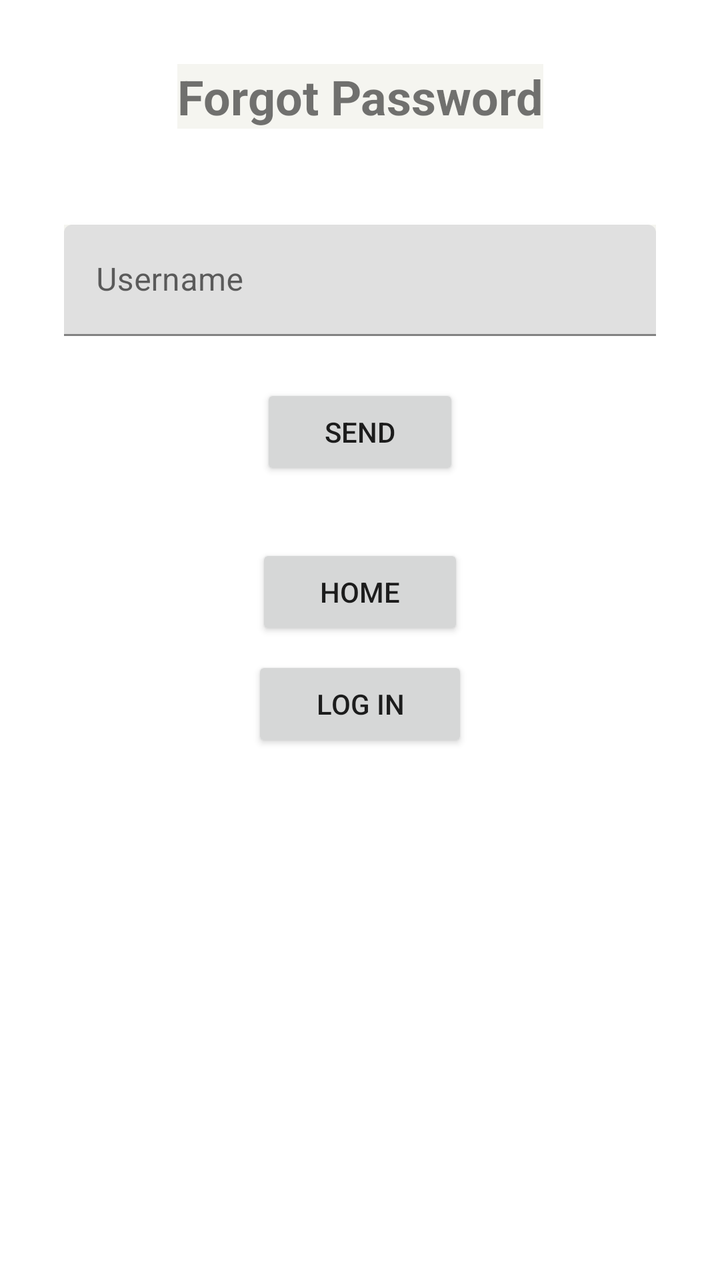
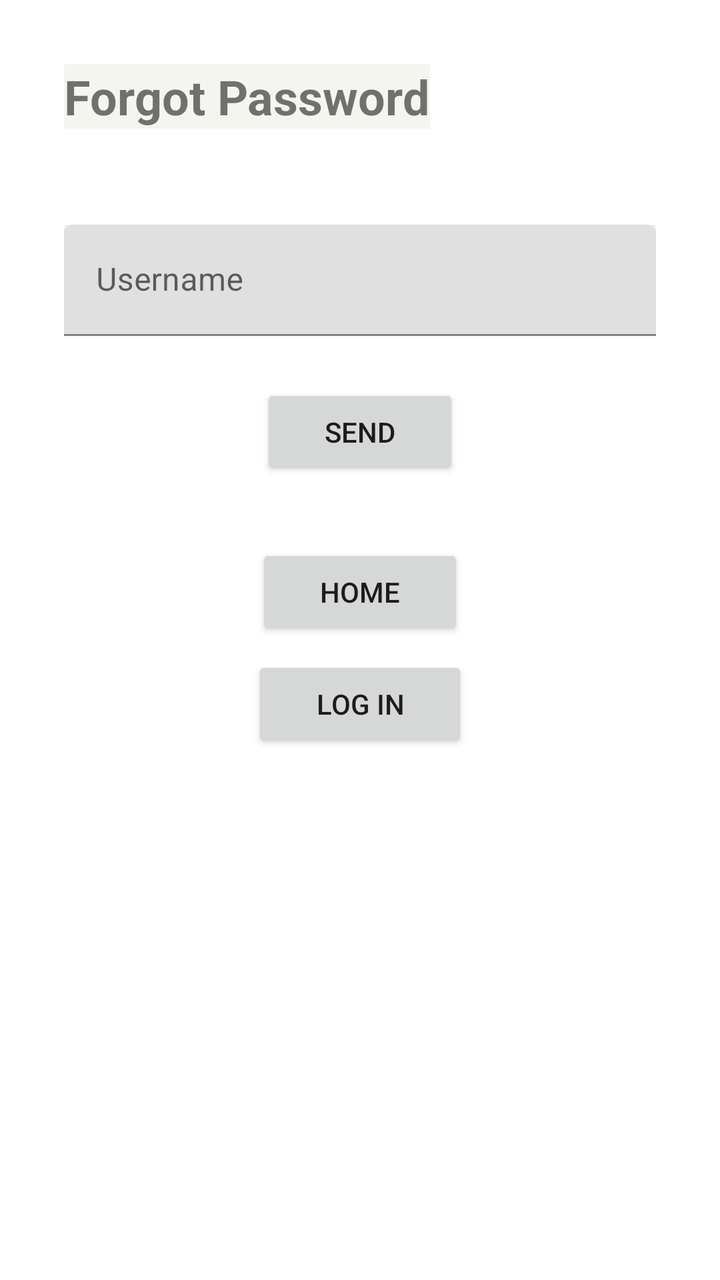

The first picture is an Android layout as it rendered before a commit; the second is the same layout after the commit. The layout source and the unified diff follow.
<!-- AndroidManifest.xml: application theme Theme.HarmonieBudgetAppKt -->
<!-- res/layout/activity_forgot_password.xml -->
<?xml version="1.0" encoding="utf-8"?>
<androidx.constraintlayout.widget.ConstraintLayout
    xmlns:android="http://schemas.android.com/apk/res/android"
    xmlns:app="http://schemas.android.com/apk/res-auto"
    android:layout_width="match_parent"
    android:layout_height="match_parent"
    android:padding="32dp"
    android:background="@color/white">

    <TextView
        android:id="@+id/tv_forgot_title"
        android:layout_width="wrap_content"
        android:layout_height="wrap_content"
        android:text="@string/forgot_password_title"
        android:textSize="24sp"
        android:textStyle="bold"
        app:layout_constraintTop_toTopOf="parent"
        app:layout_constraintStart_toStartOf="parent"
        app:layout_constraintEnd_toEndOf="parent" />

    <com.google.android.material.textfield.TextInputLayout
        android:id="@+id/til_username"
        android:layout_width="0dp"
        android:layout_height="wrap_content"
        android:layout_marginTop="48dp"
        app:layout_constraintTop_toBottomOf="@id/tv_forgot_title"
        app:layout_constraintStart_toStartOf="parent"
        app:layout_constraintEnd_toEndOf="parent">

        <com.google.android.material.textfield.TextInputEditText
            android:id="@+id/et_username"
            android:layout_width="match_parent"
            android:layout_height="wrap_content"
            android:hint="@string/username_hint"
            android:textColor="@android:color/black" />
    </com.google.android.material.textfield.TextInputLayout>

    <Button
        android:id="@+id/btn_send"
        android:layout_width="wrap_content"
        android:layout_height="wrap_content"
        android:text="@string/send_button"
        android:minHeight="48dp"
        android:paddingStart="32dp"
        android:paddingEnd="32dp"
        android:layout_marginTop="24dp"
        app:layout_constraintTop_toBottomOf="@id/til_username"
        app:layout_constraintStart_toStartOf="parent"
        app:layout_constraintEnd_toEndOf="parent" />

    <LinearLayout
        android:id="@+id/layout_new_password"
        android:layout_width="0dp"
        android:layout_height="wrap_content"
        android:orientation="vertical"
        android:visibility="gone"
        android:layout_marginTop="32dp"
        app:layout_constraintTop_toBottomOf="@id/btn_send"
        app:layout_constraintStart_toStartOf="parent"
        app:layout_constraintEnd_toEndOf="parent">

        <com.google.android.material.textfield.TextInputLayout
            android:id="@+id/til_new_password"
            android:layout_width="match_parent"
            android:layout_height="wrap_content">

            <com.google.android.material.textfield.TextInputEditText
                android:id="@+id/et_new_password"
                android:layout_width="match_parent"
                android:layout_height="wrap_content"
                android:hint="@string/password_hint"
                android:inputType="textPassword"
                android:textColor="@android:color/black" />
        </com.google.android.material.textfield.TextInputLayout>

        <com.google.android.material.textfield.TextInputLayout
            android:id="@+id/til_confirm_new_password"
            android:layout_width="match_parent"
            android:layout_height="wrap_content"
            android:layout_marginTop="16dp">

            <com.google.android.material.textfield.TextInputEditText
                android:id="@+id/et_confirm_new_password"
                android:layout_width="match_parent"
                android:layout_height="wrap_content"
                android:hint="@string/confirm_password_hint"
                android:inputType="textPassword"
                android:textColor="@android:color/black" />
        </com.google.android.material.textfield.TextInputLayout>

        <Button
            android:id="@+id/btn_change_password"
            android:layout_width="wrap_content"
            android:layout_height="wrap_content"
            android:text="@string/change_password"
            android:minHeight="48dp"
            android:paddingStart="32dp"
            android:paddingEnd="32dp"
            android:layout_marginTop="24dp"
            app:layout_constraintStart_toStartOf="parent"
            app:layout_constraintEnd_toEndOf="parent" />
    </LinearLayout>

    <Button
        android:id="@+id/btn_home"
        android:layout_width="wrap_content"
        android:layout_height="wrap_content"
        android:text="@string/home_button"
        android:minHeight="48dp"
        android:paddingStart="32dp"
        android:paddingEnd="32dp"
        android:layout_marginTop="32dp"
        app:layout_constraintTop_toBottomOf="@id/layout_new_password"
        app:layout_constraintStart_toStartOf="parent"
        app:layout_constraintEnd_toEndOf="parent" />

    <Button
        android:id="@+id/btn_log_in"
        android:layout_width="wrap_content"
        android:layout_height="wrap_content"
        android:text="@string/log_in_from_forgot"
        android:minHeight="48dp"
        android:paddingStart="32dp"
        android:paddingEnd="32dp"
        android:layout_marginTop="8dp"
        app:layout_constraintTop_toBottomOf="@id/btn_home"
        app:layout_constraintStart_toStartOf="parent"
        app:layout_constraintEnd_toEndOf="parent" />

</androidx.constraintlayout.widget.ConstraintLayout>
<!-- resources referenced by this layout -->
<resources>
  <color name="white">#FFFFFFFF</color>
  <string name="change_password">Change Password</string>
  <string name="confirm_password_hint">Confirm Password</string>
  <string name="forgot_password_title">Forgot Password</string>
  <string name="home_button">Home</string>
  <string name="log_in_from_forgot">Log In</string>
  <string name="password_hint">Password</string>
  <string name="send_button">Send</string>
  <string name="username_hint">Username</string>
  <style name="Theme.HarmonieBudgetAppKt" parent="Theme.MaterialComponents.DayNight.NoActionBar">
          <item name="colorPrimary">#007AFF</item>
          <item name="colorPrimaryVariant">#007AFF</item>
          <item name="colorOnPrimary">#FFFFFF</item>
          <item name="colorSecondary">#34C759</item>
          <item name="colorOnSecondary">#FFFFFF</item>
          <item name="android:statusBarColor">#F5F5F0</item>
          <item name="android:windowLightStatusBar">true</item>
          <item name="android:background">#F5F5F0</item>
      </style>
</resources>

<!-- the commit's change to res/layout/activity_forgot_password.xml (unified diff, before → after) -->
@@ -1,130 +1,164 @@
 <?xml version="1.0" encoding="utf-8"?>
-<androidx.constraintlayout.widget.ConstraintLayout
+<ScrollView
     xmlns:android="http://schemas.android.com/apk/res/android"
     xmlns:app="http://schemas.android.com/apk/res-auto"
     android:layout_width="match_parent"
     android:layout_height="match_parent"
-    android:padding="32dp"
-    android:background="@color/white">
+    android:fillViewport="true">
 
-    <TextView
-        android:id="@+id/tv_forgot_title"
-        android:layout_width="wrap_content"
+    <androidx.constraintlayout.widget.ConstraintLayout
+        android:layout_width="match_parent"
         android:layout_height="wrap_content"
-        android:text="@string/forgot_password_title"
-        android:textSize="24sp"
-        android:textStyle="bold"
-        app:layout_constraintTop_toTopOf="parent"
-        app:layout_constraintStart_toStartOf="parent"
-        app:layout_constraintEnd_toEndOf="parent" />
+        android:padding="32dp"
+        android:background="@color/white">
 
-    <com.google.android.material.textfield.TextInputLayout
-        android:id="@+id/til_username"
-        android:layout_width="0dp"
-        android:layout_height="wrap_content"
-        android:layout_marginTop="48dp"
-        app:layout_constraintTop_toBottomOf="@id/tv_forgot_title"
-        app:layout_constraintStart_toStartOf="parent"
-        app:layout_constraintEnd_toEndOf="parent">
+        
+        <TextView
+            android:id="@+id/tv_forgot_password_title"
+            android:layout_width="wrap_content"
+            android:layout_height="wrap_content"
+            android:text="@string/forgot_password_title"
+            android:textSize="24sp"
+            android:textStyle="bold"
+            app:layout_constraintTop_toTopOf="parent"
+            app:layout_constraintStart_toStartOf="parent" />
 
-        <com.google.android.material.textfield.TextInputEditText
-            android:id="@+id/et_username"
-            android:layout_width="match_parent"
+        
+        <com.google.android.material.textfield.TextInputLayout
+            android:id="@+id/til_username"
+            android:layout_width="0dp"
             android:layout_height="wrap_content"
-            android:hint="@string/username_hint"
-            android:textColor="@android:color/black" />
-    </com.google.android.material.textfield.TextInputLayout>
-
-    <Button
-        android:id="@+id/btn_send"
-        android:layout_width="wrap_content"
-        android:layout_height="wrap_content"
-        android:text="@string/send_button"
-        android:minHeight="48dp"
-        android:paddingStart="32dp"
-        android:paddingEnd="32dp"
-        android:layout_marginTop="24dp"
-        app:layout_constraintTop_toBottomOf="@id/til_username"
-        app:layout_constraintStart_toStartOf="parent"
-        app:layout_constraintEnd_toEndOf="parent" />
-
-    <LinearLayout
-        android:id="@+id/layout_new_password"
-        android:layout_width="0dp"
-        android:layout_height="wrap_content"
-        android:orientation="vertical"
-        android:visibility="gone"
-        android:layout_marginTop="32dp"
-        app:layout_constraintTop_toBottomOf="@id/btn_send"
-        app:layout_constraintStart_toStartOf="parent"
-        app:layout_constraintEnd_toEndOf="parent">
-
-        <com.google.android.material.textfield.TextInputLayout
-            android:id="@+id/til_new_password"
-            android:layout_width="match_parent"
-            android:layout_height="wrap_content">
+            android:layout_marginTop="48dp"
+            app:layout_constraintTop_toBottomOf="@id/tv_forgot_password_title"
+            app:layout_constraintStart_toStartOf="parent"
+            app:layout_constraintEnd_toEndOf="parent">
 
             <com.google.android.material.textfield.TextInputEditText
-                android:id="@+id/et_new_password"
+                android:id="@+id/et_username"
                 android:layout_width="match_parent"
                 android:layout_height="wrap_content"
-                android:hint="@string/password_hint"
-                android:inputType="textPassword"
+                android:hint="@string/username_hint"
                 android:textColor="@android:color/black" />
         </com.google.android.material.textfield.TextInputLayout>
 
-        <com.google.android.material.textfield.TextInputLayout
-            android:id="@+id/til_confirm_new_password"
-            android:layout_width="match_parent"
-            android:layout_height="wrap_content"
-            android:layout_marginTop="16dp">
-
-            <com.google.android.material.textfield.TextInputEditText
-                android:id="@+id/et_confirm_new_password"
-                android:layout_width="match_parent"
-                android:layout_height="wrap_content"
-                android:hint="@string/confirm_password_hint"
-                android:inputType="textPassword"
-                android:textColor="@android:color/black" />
-        </com.google.android.material.textfield.TextInputLayout>
-
+        
         <Button
-            android:id="@+id/btn_change_password"
+            android:id="@+id/btn_send"
             android:layout_width="wrap_content"
             android:layout_height="wrap_content"
-            android:text="@string/change_password"
+            android:text="@string/send_button"
             android:minHeight="48dp"
             android:paddingStart="32dp"
             android:paddingEnd="32dp"
             android:layout_marginTop="24dp"
+            app:layout_constraintTop_toBottomOf="@id/til_username"
             app:layout_constraintStart_toStartOf="parent"
             app:layout_constraintEnd_toEndOf="parent" />
-    </LinearLayout>
 
-    <Button
-        android:id="@+id/btn_home"
-        android:layout_width="wrap_content"
-        android:layout_height="wrap_content"
-        android:text="@string/home_button"
-        android:minHeight="48dp"
-        android:paddingStart="32dp"
-        android:paddingEnd="32dp"
-        android:layout_marginTop="32dp"
-        app:layout_constraintTop_toBottomOf="@id/layout_new_password"
-        app:layout_constraintStart_toStartOf="parent"
-        app:layout_constraintEnd_toEndOf="parent" />
+        
+        <TextView
+            android:id="@+id/tv_new_password_title"
+            android:layout_width="wrap_content"
+            android:layout_height="wrap_content"
+            android:text="New Password"
+            android:textSize="18sp"
+            android:textStyle="bold"
+            android:visibility="gone"
+            app:layout_constraintTop_toBottomOf="@id/btn_send"
+            app:layout_constraintStart_toStartOf="parent"
+            app:layout_constraintEnd_toEndOf="parent" />
 
-    <Button
-        android:id="@+id/btn_log_in"
-        android:layout_width="wrap_content"
-        android:layout_height="wrap_content"
-        android:text="@string/log_in_from_forgot"
-        android:minHeight="48dp"
-        android:paddingStart="32dp"
-        android:paddingEnd="32dp"
-        android:layout_marginTop="8dp"
-        app:layout_constraintTop_toBottomOf="@id/btn_home"
-        app:layout_constraintStart_toStartOf="parent"
-        app:layout_constraintEnd_toEndOf="parent" />
+        
+        <androidx.constraintlayout.widget.ConstraintLayout
+            android:id="@+id/layout_new_password"
+            android:layout_width="0dp"
+            android:layout_height="wrap_content"
+            android:visibility="gone"
+            app:layout_constraintTop_toBottomOf="@id/tv_new_password_title"
+            app:layout_constraintStart_toStartOf="parent"
+            app:layout_constraintEnd_toEndOf="parent">
 
-</androidx.constraintlayout.widget.ConstraintLayout>
+            
+            <com.google.android.material.textfield.TextInputLayout
+                android:id="@+id/til_new_password"
+                android:layout_width="0dp"
+                android:layout_height="wrap_content"
+                android:layout_marginTop="16dp"
+                app:layout_constraintTop_toTopOf="parent"
+                app:layout_constraintStart_toStartOf="parent"
+                app:layout_constraintEnd_toEndOf="parent">
+
+                <com.google.android.material.textfield.TextInputEditText
+                    android:id="@+id/et_new_password"
+                    android:layout_width="match_parent"
+                    android:layout_height="wrap_content"
+                    android:hint="@string/password_hint"
+                    android:inputType="textPassword"
+                    android:textColor="@android:color/black" />
+            </com.google.android.material.textfield.TextInputLayout>
+
+            
+            <com.google.android.material.textfield.TextInputLayout
+                android:id="@+id/til_confirm_new_password"
+                android:layout_width="0dp"
+                android:layout_height="wrap_content"
+                android:layout_marginTop="16dp"
+                app:layout_constraintTop_toBottomOf="@id/til_new_password"
+                app:layout_constraintStart_toStartOf="parent"
+                app:layout_constraintEnd_toEndOf="parent">
+
+                <com.google.android.material.textfield.TextInputEditText
+                    android:id="@+id/et_confirm_new_password"
+                    android:layout_width="match_parent"
+                    android:layout_height="wrap_content"
+                    android:hint="@string/confirm_password_hint"
+                    android:inputType="textPassword"
+                    android:textColor="@android:color/black" />
+            </com.google.android.material.textfield.TextInputLayout>
+
+            
+            <Button
+                android:id="@+id/btn_change_password"
+                android:layout_width="wrap_content"
+                android:layout_height="wrap_content"
+                android:text="@string/change_password"
+                android:minHeight="48dp"
+                android:paddingStart="32dp"
+                android:paddingEnd="32dp"
+                android:layout_marginTop="24dp"
+                app:layout_constraintTop_toBottomOf="@id/til_confirm_new_password"
+                app:layout_constraintStart_toStartOf="parent"
+                app:layout_constraintEnd_toEndOf="parent" />
+
+        </androidx.constraintlayout.widget.ConstraintLayout>
+
+        
+        <Button
+            android:id="@+id/btn_home"
+            android:layout_width="wrap_content"
+            android:layout_height="wrap_content"
+            android:text="@string/home_button"
+            android:minHeight="48dp"
+            android:paddingStart="32dp"
+            android:paddingEnd="32dp"
+            android:layout_marginTop="32dp"
+            app:layout_constraintTop_toBottomOf="@id/layout_new_password"
+            app:layout_constraintStart_toStartOf="parent"
+            app:layout_constraintEnd_toEndOf="parent" />
+
+        
+        <Button
+            android:id="@+id/btn_log_in"
+            android:layout_width="wrap_content"
+            android:layout_height="wrap_content"
+            android:text="@string/log_in_button"
+            android:minHeight="48dp"
+            android:paddingStart="32dp"
+            android:paddingEnd="32dp"
+            android:layout_marginTop="8dp"
+            app:layout_constraintTop_toBottomOf="@id/btn_home"
+            app:layout_constraintStart_toStartOf="parent"
+            app:layout_constraintEnd_toEndOf="parent" />
+
+    </androidx.constraintlayout.widget.ConstraintLayout>
+</ScrollView>
<!-- resource entries referenced after the edit -->
@@ -5,7 +5,7 @@
   <string name="confirm_password_hint">Confirm Password</string>
   <string name="forgot_password_title">Forgot Password</string>
   <string name="home_button">Home</string>
-  <string name="log_in_from_forgot">Log In</string>
+  <string name="log_in_button">Log In</string>
   <string name="password_hint">Password</string>
   <string name="send_button">Send</string>
   <string name="username_hint">Username</string>
